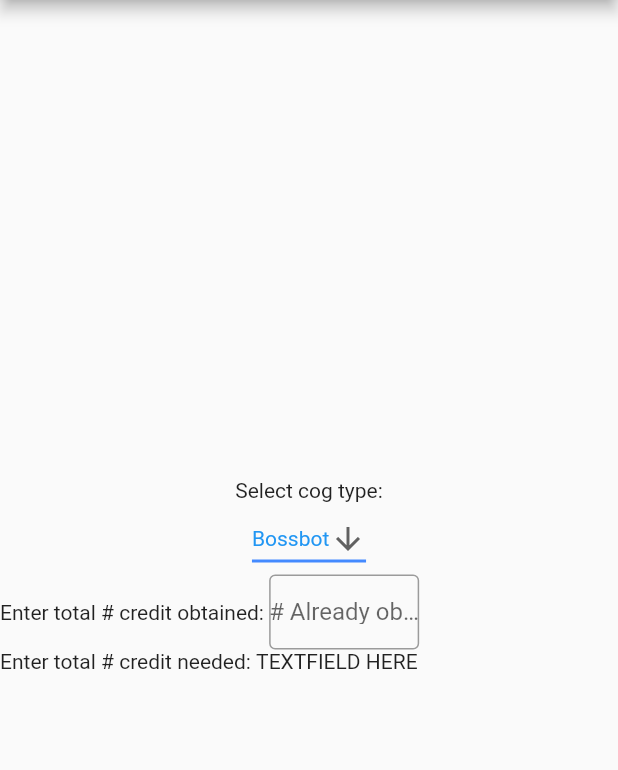
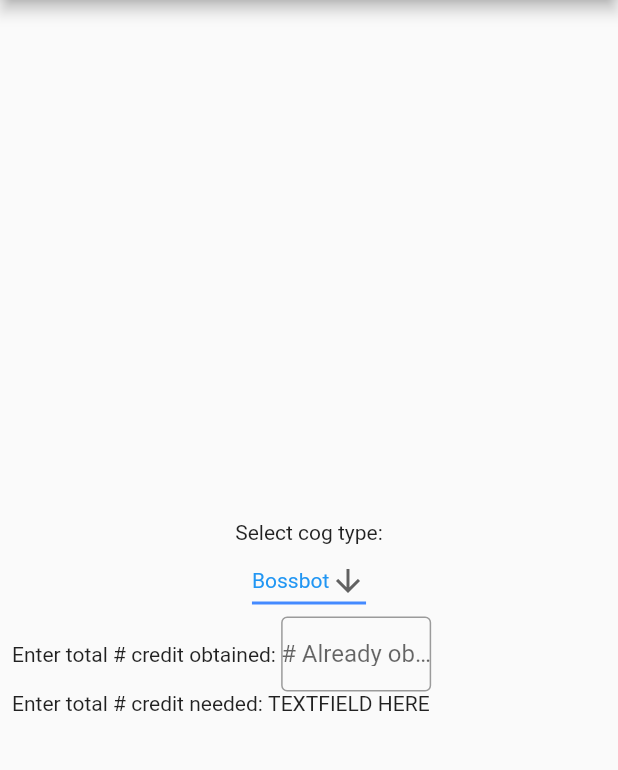
Before and after one commit to jamesbertel/ToontownCalculator, a Flutter app: the screen it shows after launch, on a phone screen of 412 x 824 dp, the part 84-854 px from its top. Run offline on Flutter 3.47's test engine with Material 2 defaults, Android fonts, the phone set to English and light mode, and no system bars.

Commit message:
back front realign

```diff
--- a/lib/homepage.dart
+++ b/lib/homepage.dart
@@ -27,16 +27,32 @@ class _HomePage extends State<HomePage> {
 
   @override
   Widget build(BuildContext context) {
+    Size size = MediaQuery
+        .of(context)
+        .size;
+
     return Scaffold(
         appBar: AppBar(
           title: const Text('Toontown Calculator'),
         ),
-        body: Center(
+        body: SingleChildScrollView(
+          child: Center( // WHOLE FRAME
+          child: Column(
+
+          children: <Widget>[
+
+          Container( // INPUT
+          padding: EdgeInsets.all(8.0),
+          alignment: Alignment.center,
+          width: size.shortestSide,
+          height: size.longestSide,
           child: Column(
         // crossAxisAlignment: CrossAxisAlignment.center,
           mainAxisAlignment: MainAxisAlignment.center,
+
           children: <Widget>[
             //select cog type
+
             Column(children: [
               const Text('Select cog type:'),
               DropdownButton(
@@ -85,7 +101,6 @@ class _HomePage extends State<HomePage> {
                       });
                     },
                   ))
-                //) // Expanded
             ]),
 
             //get num needed
@@ -93,6 +108,8 @@ class _HomePage extends State<HomePage> {
               const Text('Enter total # credit needed: '),
               const Text('TEXTFIELD HERE'),
             ]),
-            ])));
+          ]))] // END INPUT CONTAINER
+        )))
+    );
   }
 }
```
Lines whose indentation alone changed are shown as unchanged.
